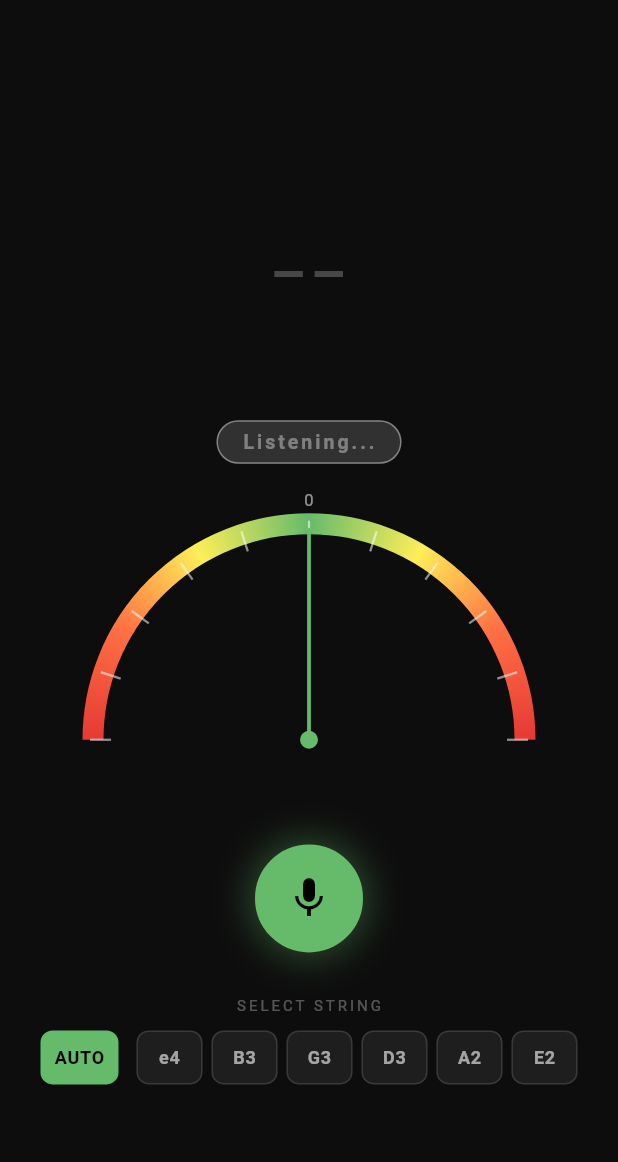
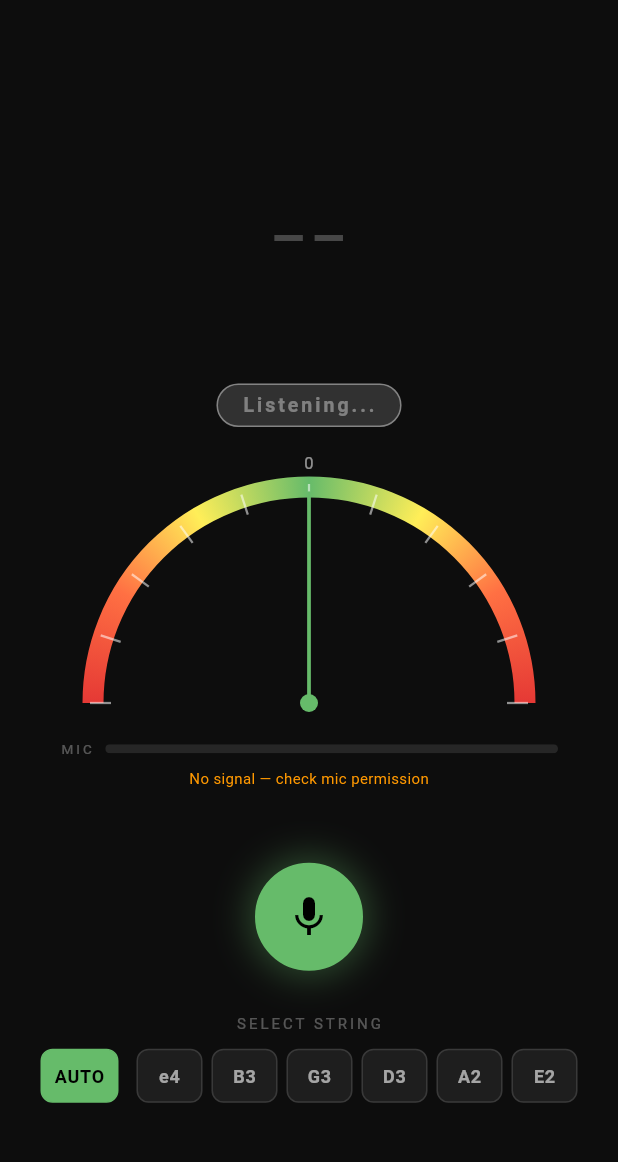
Before and after one commit to innobinc/guitar-tuner, a Flutter app: the screen it shows after launch, after a tap on the "mic none" icon, on a phone screen of 412 x 824 dp, the part 59-1221 px from its top. Run offline on Flutter 3.47's test engine with Material 3 defaults, Android fonts, the phone set to English and light mode, and no system bars; our stand-ins replace permission_handler.

Commit message:
Add signal level bar: diagnose if audio reaches Dart or not

```diff
--- a/lib/screens/tuner_screen.dart
+++ b/lib/screens/tuner_screen.dart
@@ -15,40 +15,50 @@ class TunerScreen extends StatefulWidget {
 
 class _TunerScreenState extends State<TunerScreen> {
   final AudioService _audio = AudioService();
-  StreamSubscription<double?>? _sub;
+  StreamSubscription<double?>? _pitchSub;
+  StreamSubscription<double>? _signalSub;
 
   bool _listening = false;
   GuitarNote? _note;
   double _cents = 0;
-  int? _selectedString; // null = auto
+  double _signalLevel = 0;
+  int? _selectedString;
 
   @override
   void dispose() {
-    _sub?.cancel();
+    _pitchSub?.cancel();
+    _signalSub?.cancel();
     _audio.dispose();
     super.dispose();
   }
 
   Future<void> _toggleListening() async {
     if (_listening) {
-      await _sub?.cancel();
+      await _pitchSub?.cancel();
+      await _signalSub?.cancel();
       await _audio.stop();
       setState(() {
         _listening = false;
         _note = null;
         _cents = 0;
+        _signalLevel = 0;
       });
     } else {
       final ok = await _audio.start();
       if (!ok) {
         if (mounted) {
           ScaffoldMessenger.of(context).showSnackBar(
-            const SnackBar(content: Text('Microphone permission denied')),
+            SnackBar(content: Text(_audio.lastError ?? 'Could not start mic')),
           );
         }
         return;
       }
-      _sub = _audio.pitchStream.listen((freq) {
+
+      _signalSub = _audio.signalStream.listen((rms) {
+        if (mounted) setState(() => _signalLevel = rms.clamp(0.0, 1.0));
+      });
+
+      _pitchSub = _audio.pitchStream.listen((freq) {
         if (freq == null) return;
         final (note, cents) =
             GuitarNote.nearest(freq, restrictToString: _selectedString);
@@ -59,6 +69,7 @@ class _TunerScreenState extends State<TunerScreen> {
           });
         }
       });
+
       setState(() => _listening = true);
     }
   }
@@ -69,7 +80,6 @@ class _TunerScreenState extends State<TunerScreen> {
       body: SafeArea(
         child: Column(
           children: [
-            // Header
             Padding(
               padding: const EdgeInsets.fromLTRB(20, 20, 20, 0),
               child: Row(
@@ -90,7 +100,6 @@ class _TunerScreenState extends State<TunerScreen> {
 
             const Spacer(flex: 2),
 
-            // Note display
             NoteDisplay(
               note: _note,
               cents: _cents,
@@ -99,12 +108,56 @@ class _TunerScreenState extends State<TunerScreen> {
 
             const SizedBox(height: 32),
 
-            // Tuner needle
             TunerNeedle(cents: _listening ? _cents : 0),
+
+            const SizedBox(height: 16),
+
+            // Signal level bar — shows raw audio is arriving
+            if (_listening)
+              Padding(
+                padding: const EdgeInsets.symmetric(horizontal: 40),
+                child: Column(
+                  children: [
+                    Row(
+                      children: [
+                        const Text('MIC',
+                            style: TextStyle(
+                                fontSize: 9,
+                                color: Colors.white30,
+                                letterSpacing: 2)),
+                        const SizedBox(width: 8),
+                        Expanded(
+                          child: ClipRRect(
+                            borderRadius: BorderRadius.circular(3),
+                            child: LinearProgressIndicator(
+                              value: _signalLevel * 5,
+                              minHeight: 6,
+                              backgroundColor: Colors.white10,
+                              valueColor: AlwaysStoppedAnimation(
+                                _signalLevel > 0.01
+                                    ? const Color(0xFF66BB6A)
+                                    : Colors.white24,
+                              ),
+                            ),
+                          ),
+                        ),
+                      ],
+                    ),
+                    if (_signalLevel < 0.005 && _listening)
+                      const Padding(
+                        padding: EdgeInsets.only(top: 6),
+                        child: Text(
+                          'No signal — check mic permission',
+                          style: TextStyle(
+                              fontSize: 10, color: Colors.orange),
+                        ),
+                      ),
+                  ],
+                ),
+              ),
 
             const Spacer(flex: 1),
 
-            // Mic button
             GestureDetector(
               onTap: _toggleListening,
               child: AnimatedContainer(
@@ -142,7 +195,6 @@ class _TunerScreenState extends State<TunerScreen> {
 
             const SizedBox(height: 28),
 
-            // String selector
             StringSelector(
               selectedString: _selectedString,
               onSelect: (s) => setState(() => _selectedString = s),
--- a/lib/services/audio_service.dart
+++ b/lib/services/audio_service.dart
@@ -1,4 +1,5 @@
 import 'dart:async';
+import 'dart:math';
 import 'dart:typed_data';
 import 'package:flutter/services.dart';
 import 'package:permission_handler/permission_handler.dart';
@@ -9,16 +10,24 @@ class AudioService {
   final PitchDetector _detector = PitchDetector();
   final StreamController<double?> _pitchController =
       StreamController<double?>.broadcast();
+  final StreamController<double> _signalController =
+      StreamController<double>.broadcast();
   StreamSubscription? _audioSub;
   bool _isRunning = false;
+  String? _lastError;
 
   Stream<double?> get pitchStream => _pitchController.stream;
+  Stream<double> get signalStream => _signalController.stream;
+  String? get lastError => _lastError;
 
   Future<bool> start() async {
     if (_isRunning) return true;
 
     final status = await Permission.microphone.request();
-    if (!status.isGranted) return false;
+    if (!status.isGranted) {
+      _lastError = 'Microphone permission denied';
+      return false;
+    }
 
     try {
       _audioSub = _channel.receiveBroadcastStream().listen(
@@ -31,18 +40,32 @@ class AudioService {
           } else {
             return;
           }
+
+          // Compute RMS for signal level indicator
+          final samples = Int16List.view(bytes.buffer);
+          double sum = 0;
+          for (final s in samples) {
+            final norm = s / 32768.0;
+            sum += norm * norm;
+          }
+          final rms = sqrt(sum / samples.length);
+          if (!_signalController.isClosed) _signalController.add(rms);
+
+          // Pitch detection
           final freq = _detector.feed(bytes);
           if (!_pitchController.isClosed) _pitchController.add(freq);
         },
         onError: (error) {
-          // Native error — stop gracefully
+          _lastError = error.toString();
           _isRunning = false;
+          if (!_signalController.isClosed) _signalController.add(0.0);
         },
         cancelOnError: true,
       );
       _isRunning = true;
       return true;
-    } on PlatformException {
+    } on PlatformException catch (e) {
+      _lastError = e.message;
       return false;
     }
   }
@@ -57,5 +80,6 @@ class AudioService {
   void dispose() {
     stop();
     _pitchController.close();
+    _signalController.close();
   }
 }
```
